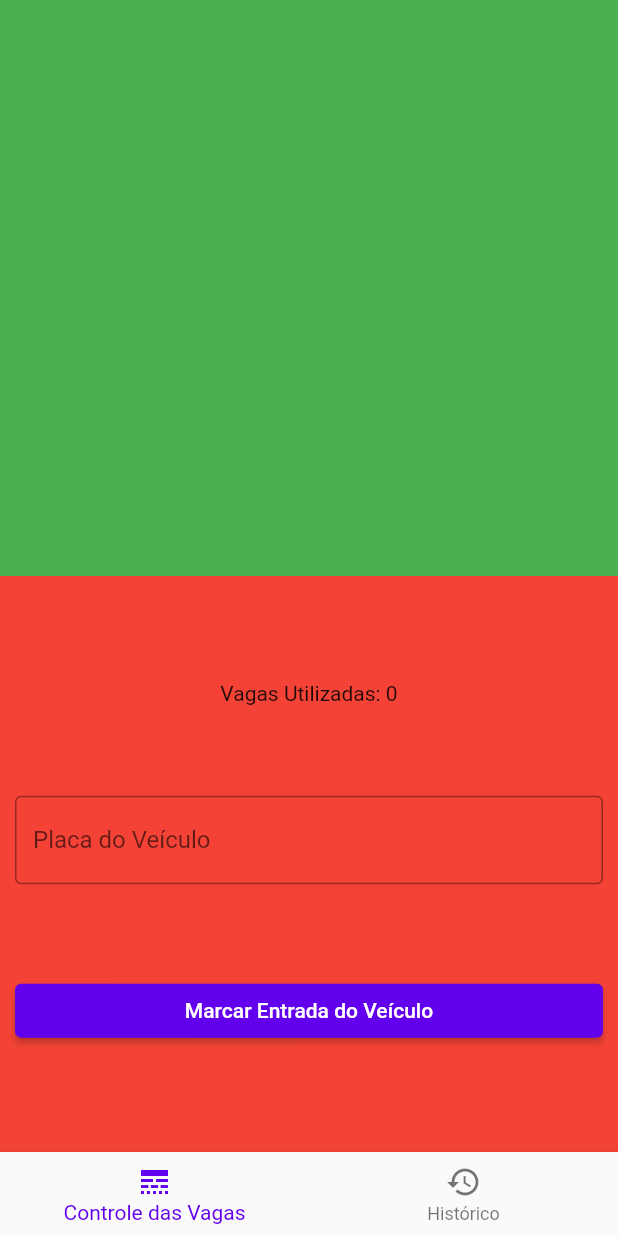
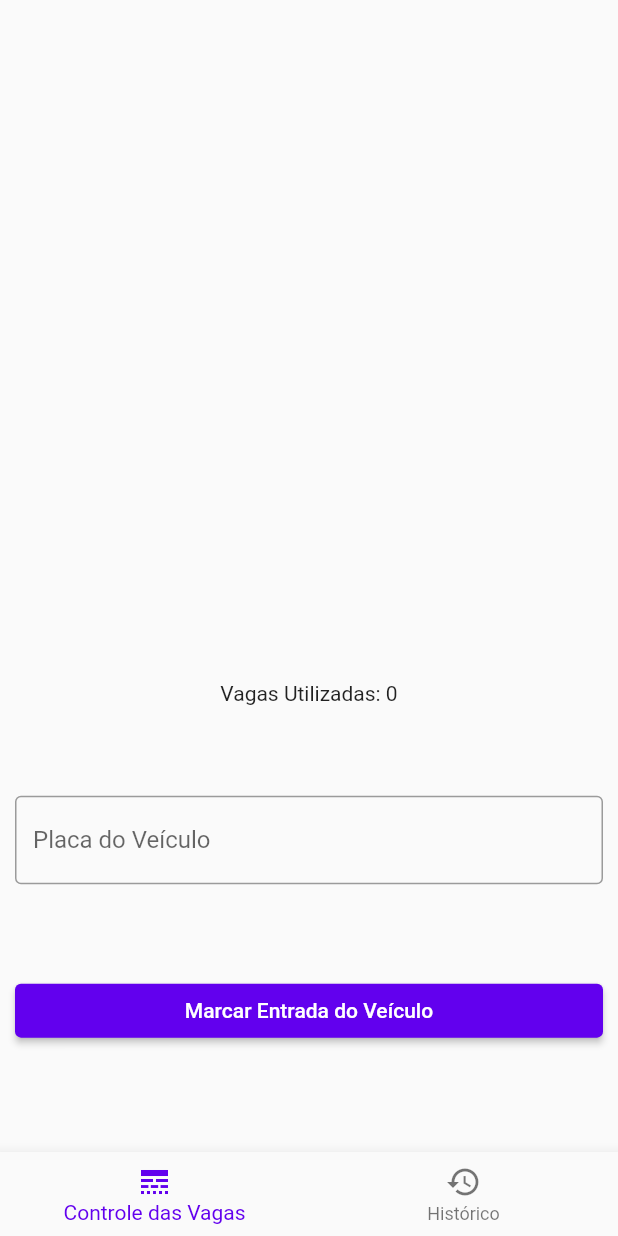
Before and after one commit to mazieri/teste_rarolabs, a Flutter app: the screen it shows after launch, after a tap on "Marcar Entrada do Veículo", after a tap on "Saída", on a phone screen of 412 x 824 dp. Run offline on Flutter 3.47's test engine with Material 2 defaults, Android fonts, the light colour scheme and no system bars; our stand-ins replace flutter_mobx, get_it, mobx; generated files the repository leaves out were written again.

Commit message:
history in and out done

```diff
--- a/lib/app/controllers/license_controller.dart
+++ b/lib/app/controllers/license_controller.dart
@@ -5,14 +5,13 @@
 class LicenseController = _LicenseControllerBase with _$LicenseController;
 
 abstract class _LicenseControllerBase with Store {
-  _LicenseControllerBase() {
-    autorun((_) {
-      print(licenseValue);
-      print(parkingLotsNumber);
-      print("vagas ocupadas: $parkingLotsList");
-      print("historico: $historyParkingLotsList");
-    });
-  }
+  // _LicenseControllerBase() {
+  //   autorun((_) {
+  //     print(licenseValue);
+  //     print(isValidLicense);
+  //     print(historyParkingLotsListInAndOut);
+  //   });
+  // }
 
 // -----@observable-----
 
@@ -26,7 +25,7 @@
   ObservableList parkingLotsList = [].asObservable();
 
   @observable
-  ObservableList historyParkingLotsList = [].asObservable();
+  ObservableList historyParkingLotsListInAndOut = [].asObservable();
 
 // -----@actions-----
 
@@ -42,14 +41,18 @@
   @action
   removeParkingLot(value) {
     parkingLotsList.remove(value);
+    historyParkingLotsListInAndOut.add(value.toUpperCase() + " saiu");
     parkingLotsNumber--;
   }
 
   @action
   addToHistoryParkingLot() {
-    historyParkingLotsList.add(licenseValue);
+    historyParkingLotsListInAndOut.add(licenseValue.toUpperCase() + " entrou");
     licenseValue = "";
   }
 
 // -----@computed-----
+
+  @computed
+  bool get isValidLicense => licenseValue.length == 7;
 }
--- a/lib/app/views/control_page/control_page.dart
+++ b/lib/app/views/control_page/control_page.dart
@@ -18,7 +18,6 @@
           Expanded(
             child: Container(
                 padding: const EdgeInsets.all(10),
-                color: Colors.green,
                 child: Observer(builder: (_) {
                   return GridView.count(
                     scrollDirection: Axis.horizontal,
@@ -35,6 +34,7 @@
                             Text(
                               parkingController.parkingLotsList[index]
                                   .toString(),
+                              textAlign: TextAlign.center,
                             ),
                             Expanded(
                               child: Image.asset(
@@ -61,7 +61,6 @@
           Expanded(
             child: Container(
               padding: const EdgeInsets.all(10),
-              color: Colors.red,
               child: Column(
                 mainAxisAlignment: MainAxisAlignment.spaceEvenly,
                 children: [
--- a/lib/app/views/history_page/history_page.dart
+++ b/lib/app/views/history_page/history_page.dart
@@ -15,11 +15,11 @@
       child: Observer(
         builder: (_) {
           return ListView.separated(
-            itemCount: historyController.historyParkingLotsList.length,
+            itemCount: historyController.historyParkingLotsListInAndOut.length,
             separatorBuilder: (context, index) => const Divider(),
             itemBuilder: (context, index) => ListTile(
               title: Text(
-                  "O Veículo de placa ${historyController.historyParkingLotsList[index].toUpperCase()}, entrou"),
+                  "O Veículo ${historyController.historyParkingLotsListInAndOut[index]}"),
             ),
           );
         },
```
Also changed, not shown: lib/app/controllers/license_controller.g.dart, 1 other file.
